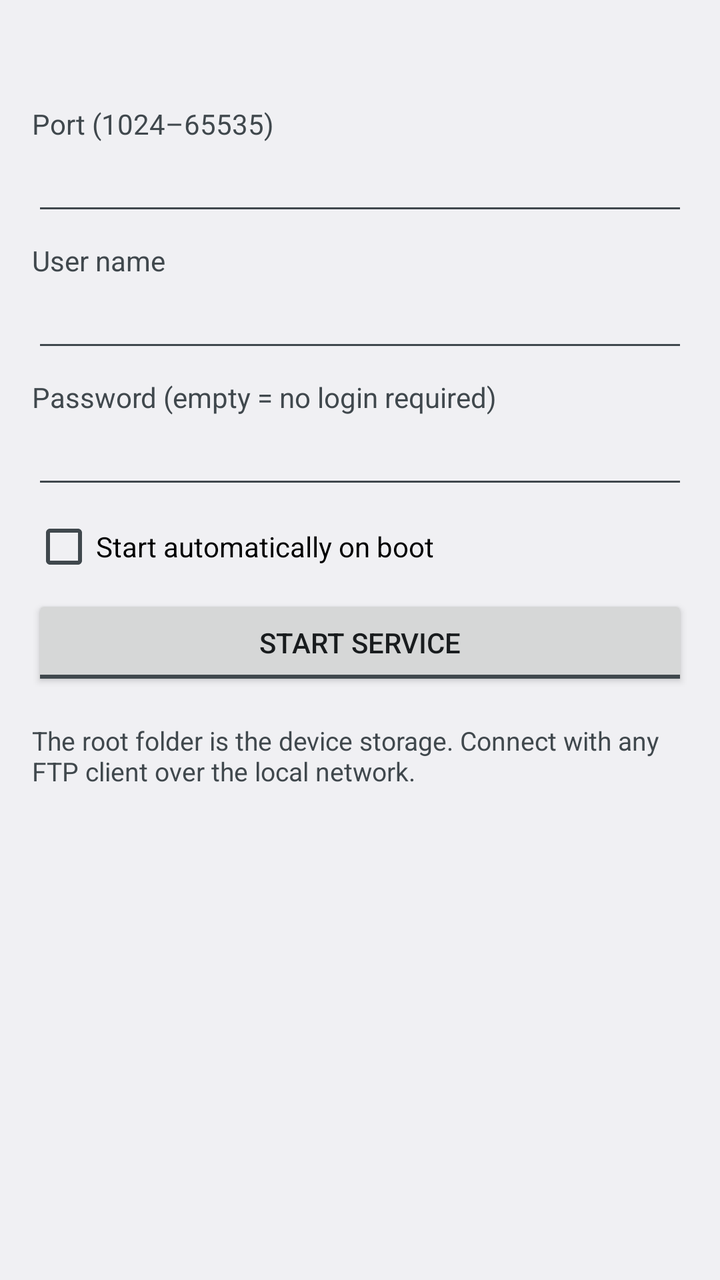
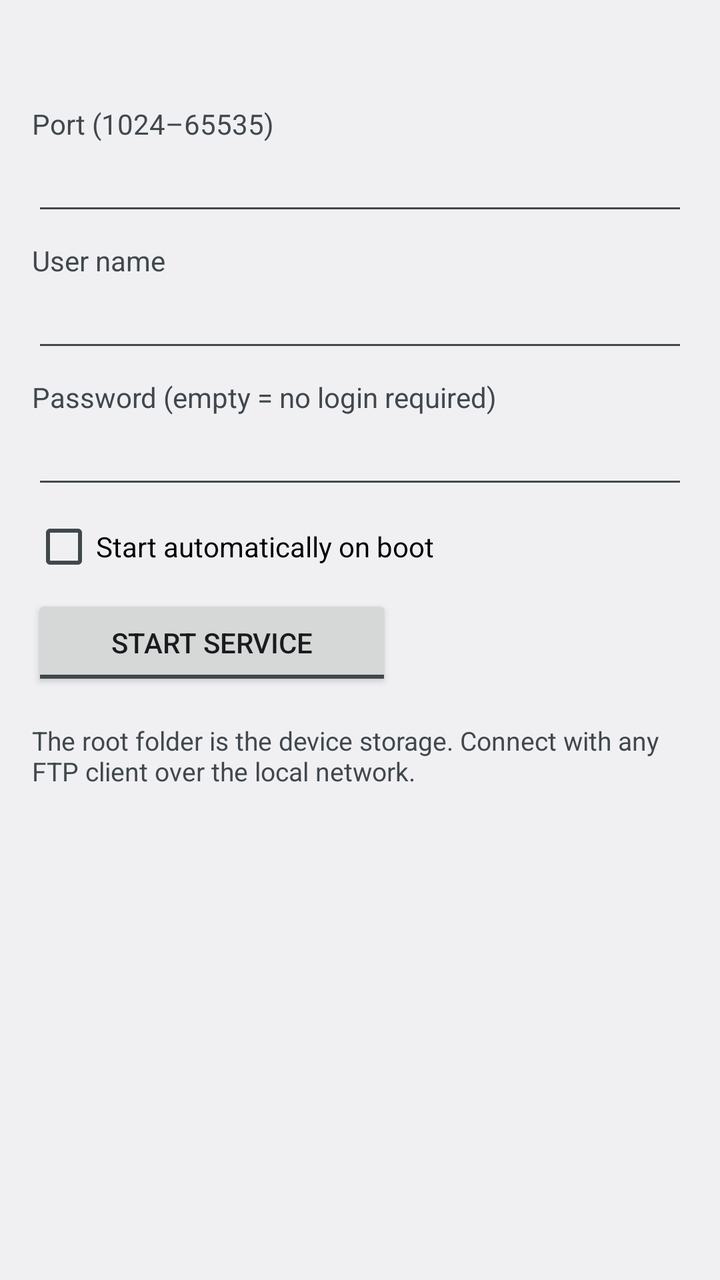

Screens rendered from an Android XML layout before and after an edit, with the pre-edit source and the edit as a unified diff.
<!-- AndroidManifest.xml: application theme AppTheme -->
<!-- res/layout/activity_main.xml -->
<?xml version="1.0" encoding="utf-8"?>
<ScrollView xmlns:android="http://schemas.android.com/apk/res/android"
    android:layout_width="match_parent"
    android:layout_height="match_parent">

    <LinearLayout
        android:layout_width="match_parent"
        android:layout_height="wrap_content"
        android:orientation="vertical"
        android:padding="16dp">

        <TextView
            android:id="@+id/tv_status"
            android:layout_width="match_parent"
            android:layout_height="wrap_content"
            android:paddingBottom="12dp"
            android:paddingLeft="4dp"
            android:paddingTop="4dp"
            android:textIsSelectable="true"
            android:textSize="15sp" />

        <TextView
            android:layout_width="wrap_content"
            android:layout_height="wrap_content"
            android:text="@string/port"
            android:textColor="?android:attr/textColorSecondary" />

        <EditText
            android:id="@+id/et_port"
            android:layout_width="match_parent"
            android:layout_height="wrap_content"
            android:inputType="number"
            android:maxLength="5" />

        <TextView
            android:layout_width="wrap_content"
            android:layout_height="wrap_content"
            android:layout_marginTop="8dp"
            android:text="@string/user"
            android:textColor="?android:attr/textColorSecondary" />

        <EditText
            android:id="@+id/et_user"
            android:layout_width="match_parent"
            android:layout_height="wrap_content"
            android:inputType="textNoSuggestions"
            android:maxLines="1" />

        <TextView
            android:layout_width="wrap_content"
            android:layout_height="wrap_content"
            android:layout_marginTop="8dp"
            android:text="@string/pass"
            android:textColor="?android:attr/textColorSecondary" />

        <EditText
            android:id="@+id/et_pass"
            android:layout_width="match_parent"
            android:layout_height="wrap_content"
            android:inputType="textNoSuggestions"
            android:maxLines="1" />

        <CheckBox
            android:id="@+id/cb_autostart"
            android:layout_width="match_parent"
            android:layout_height="wrap_content"
            android:layout_marginTop="8dp"
            android:text="@string/autostart" />

        <ToggleButton
            android:id="@+id/btn_toggle"
            android:layout_width="match_parent"
            android:layout_height="wrap_content"
            android:layout_marginTop="8dp"
            android:textOff="@string/start_service"
            android:textOn="@string/start_service" />

        <TextView
            android:layout_width="match_parent"
            android:layout_height="wrap_content"
            android:layout_marginTop="16dp"
            android:text="@string/hint"
            android:textColor="?android:attr/textColorSecondary"
            android:textSize="13sp" />

        <TextView
            android:id="@+id/tv_version"
            android:layout_width="match_parent"
            android:layout_height="wrap_content"
            android:layout_marginTop="8dp"
            android:textColor="?android:attr/textColorSecondary"
            android:textSize="13sp" />
    </LinearLayout>
</ScrollView>
<!-- resources referenced by this layout -->
<resources>
  <string name="autostart">Start automatically on boot</string>
  <string name="hint">The root folder is the device storage. Connect with any FTP client over the local network.</string>
  <string name="pass">Password (empty = no login required)</string>
  <string name="port">Port (1024–65535)</string>
  <string name="start_service">START SERVICE</string>
  <string name="user">User name</string>
  <style name="AppTheme" parent="android:Theme.DeviceDefault.Light" />
</resources>

<!-- the commit's change to res/layout/activity_main.xml (unified diff, before → after) -->
@@ -69,11 +69,12 @@
 
         <ToggleButton
             android:id="@+id/btn_toggle"
-            android:layout_width="match_parent"
+            android:layout_width="wrap_content"
+            android:minWidth="180dp"
             android:layout_height="wrap_content"
             android:layout_marginTop="8dp"
             android:textOff="@string/start_service"
-            android:textOn="@string/start_service" />
+            android:textOn="@string/stop_service" />
 
         <TextView
             android:layout_width="match_parent"
<!-- resource entries referenced after the edit -->
@@ -5,6 +5,7 @@
   <string name="pass">Password (empty = no login required)</string>
   <string name="port">Port (1024–65535)</string>
   <string name="start_service">START SERVICE</string>
+  <string name="stop_service">STOP SERVICE</string>
   <string name="user">User name</string>
   <style name="AppTheme" parent="android:Theme.DeviceDefault.Light" />
 </resources>
